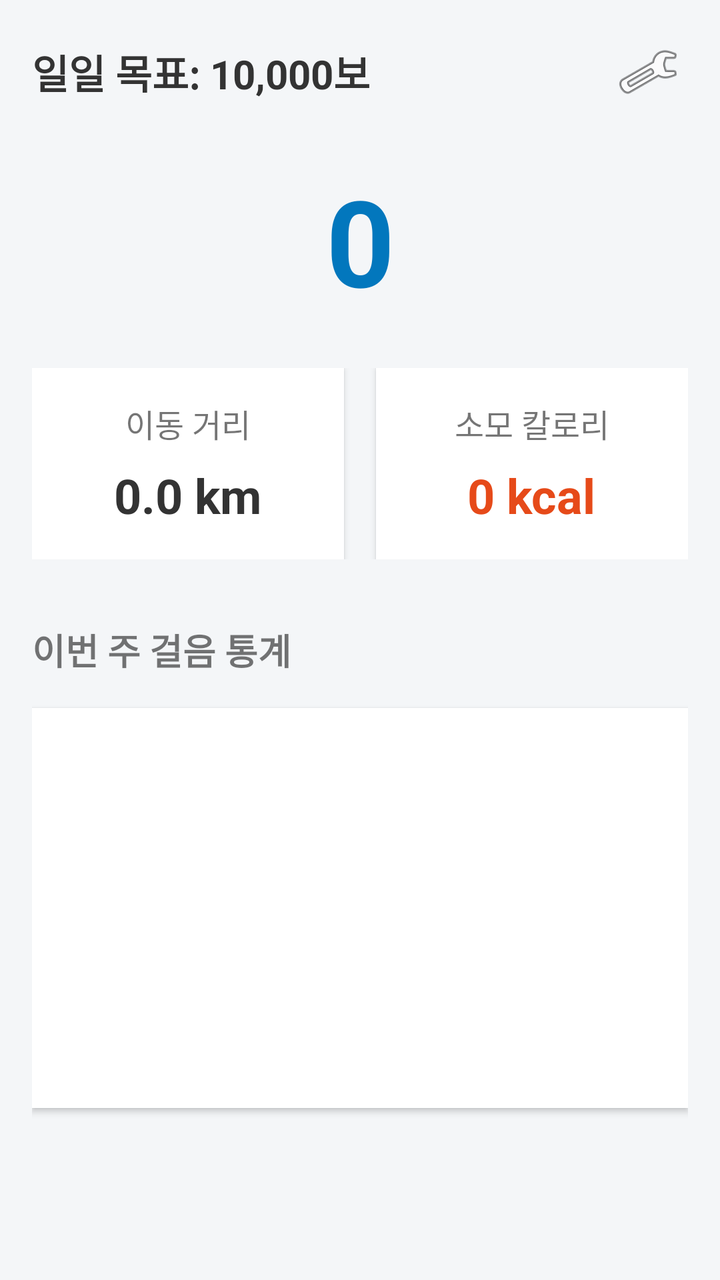
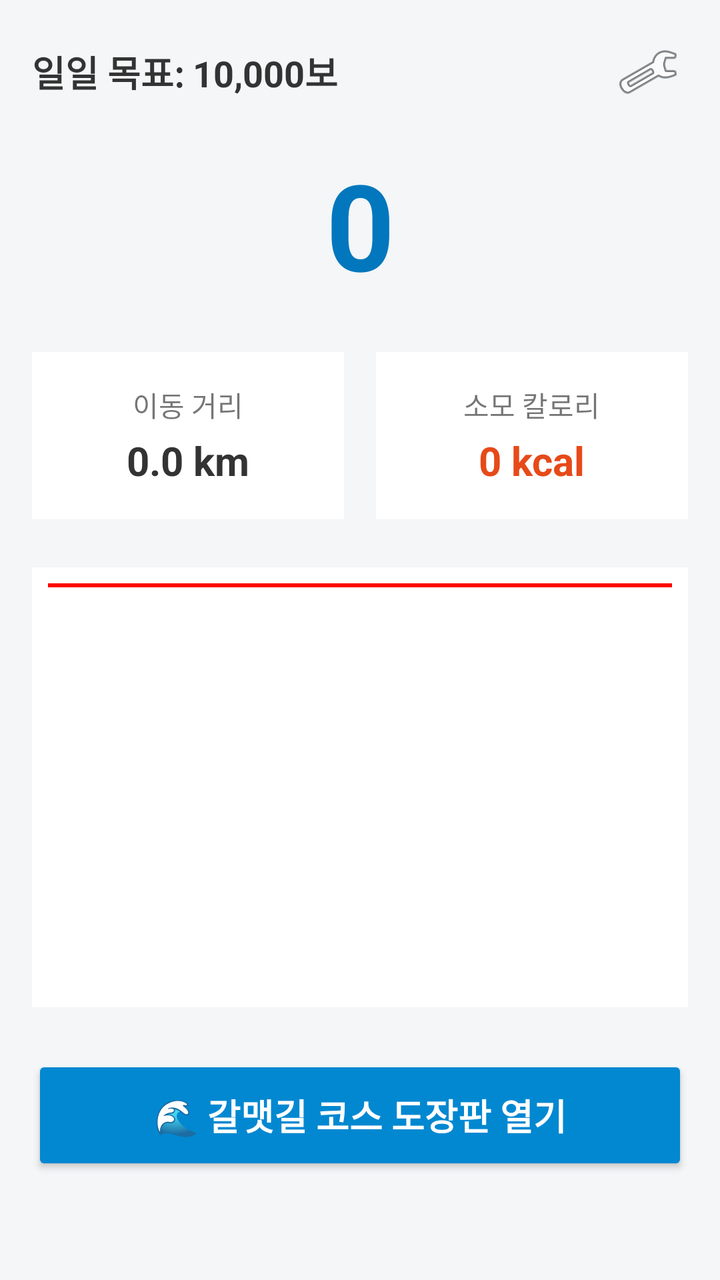

Two renders of the same Android screen: before a commit and after it. Below are the layout's source before the change and the commit's diff.
<!-- AndroidManifest.xml: application theme Theme.AppCompat.Light.NoActionBar -->
<!-- res/layout/activity_main.xml -->
<?xml version="1.0" encoding="utf-8"?>
<LinearLayout xmlns:android="http://schemas.android.com/apk/res/android"
    android:layout_width="match_parent"
    android:layout_height="match_parent"
    android:orientation="vertical"
    android:background="#F4F6F8"
    android:padding="16dp">

    
    <LinearLayout
        android:layout_width="match_parent"
        android:layout_height="wrap_content"
        android:orientation="horizontal"
        android:gravity="center_vertical"
        android:layout_marginBottom="24dp">
        <TextView
            android:id="@+id/tvDailyGoal"
            android:layout_width="0dp"
            android:layout_height="wrap_content"
            android:layout_weight="1"
            android:text="일일 목표: 10,000보"
            android:textSize="20sp"
            android:textStyle="bold"
            android:textColor="#333333"/>
        <ImageButton
            android:id="@+id/btnSetGoal"
            android:layout_width="40dp"
            android:layout_height="40dp"
            android:background="?attr/selectableItemBackgroundBorderless"
            android:src="@android:drawable/ic_menu_manage"
            android:contentDescription="목표 설정" />
    </LinearLayout>

    
    <TextView
        android:id="@+id/tvStepCount"
        android:layout_width="match_parent"
        android:layout_height="wrap_content"
        android:text="0"
        android:textSize="60sp"
        android:textStyle="bold"
        android:textColor="#0277BD"
        android:gravity="center"
        android:layout_marginBottom="24dp"/>

    
    <LinearLayout
        android:layout_width="match_parent"
        android:layout_height="wrap_content"
        android:orientation="horizontal"
        android:weightSum="2"
        android:layout_marginBottom="32dp">
        
        <LinearLayout
            android:layout_width="0dp"
            android:layout_height="wrap_content"
            android:layout_weight="1"
            android:orientation="vertical"
            android:gravity="center"
            android:background="@android:color/white"
            android:padding="16dp"
            android:layout_marginEnd="8dp"
            android:elevation="2dp">
            <TextView android:layout_width="wrap_content" android:layout_height="wrap_content" android:text="이동 거리" android:textSize="16sp"/>
            <TextView android:id="@+id/tvDistance" android:layout_width="wrap_content" android:layout_height="wrap_content" android:text="0.0 km" android:textSize="24sp" android:textStyle="bold" android:textColor="#333333" android:layout_marginTop="8dp"/>
        </LinearLayout>

        <LinearLayout
            android:layout_width="0dp"
            android:layout_height="wrap_content"
            android:layout_weight="1"
            android:orientation="vertical"
            android:gravity="center"
            android:background="@android:color/white"
            android:padding="16dp"
            android:layout_marginStart="8dp"
            android:elevation="2dp">
            <TextView android:layout_width="wrap_content" android:layout_height="wrap_content" android:text="소모 칼로리" android:textSize="16sp"/>
            <TextView android:id="@+id/tvCalories" android:layout_width="wrap_content" android:layout_height="wrap_content" android:text="0 kcal" android:textSize="24sp" android:textStyle="bold" android:textColor="#E64A19" android:layout_marginTop="8dp"/>
        </LinearLayout>
    </LinearLayout>

    <TextView
        android:layout_width="match_parent"
        android:layout_height="wrap_content"
        android:text="이번 주 걸음 통계"
        android:textSize="18sp"
        android:textStyle="bold"
        android:layout_marginBottom="16dp"/>

    
    <LinearLayout
        android:id="@+id/chartContainer"
        android:layout_width="match_parent"
        android:layout_height="200dp"
        android:orientation="horizontal"
        android:weightSum="7"
        android:background="@android:color/white"
        android:padding="16dp"
        android:elevation="2dp">
        
    </LinearLayout>
</LinearLayout>
<!-- resources referenced by this layout -->
<resources>

</resources>

<!-- the commit's change to res/layout/activity_main.xml (unified diff, before → after) -->
@@ -11,15 +11,14 @@
         android:layout_width="match_parent"
         android:layout_height="wrap_content"
         android:orientation="horizontal"
-        android:gravity="center_vertical"
-        android:layout_marginBottom="24dp">
+        android:gravity="center_vertical">
         <TextView
             android:id="@+id/tvDailyGoal"
             android:layout_width="0dp"
             android:layout_height="wrap_content"
             android:layout_weight="1"
             android:text="일일 목표: 10,000보"
-            android:textSize="20sp"
+            android:textSize="18sp"
             android:textStyle="bold"
             android:textColor="#333333"/>
         <ImageButton
@@ -27,11 +26,9 @@
             android:layout_width="40dp"
             android:layout_height="40dp"
             android:background="?attr/selectableItemBackgroundBorderless"
-            android:src="@android:drawable/ic_menu_manage"
-            android:contentDescription="목표 설정" />
+            android:src="@android:drawable/ic_menu_manage" />
     </LinearLayout>
 
-    
     <TextView
         android:id="@+id/tvStepCount"
         android:layout_width="match_parent"
@@ -41,6 +38,7 @@
         android:textStyle="bold"
         android:textColor="#0277BD"
         android:gravity="center"
+        android:layout_marginTop="16dp"
         android:layout_marginBottom="24dp"/>
 
     
@@ -49,8 +47,7 @@
         android:layout_height="wrap_content"
         android:orientation="horizontal"
         android:weightSum="2"
-        android:layout_marginBottom="32dp">
-        
+        android:layout_marginBottom="24dp">
         <LinearLayout
             android:layout_width="0dp"
             android:layout_height="wrap_content"
@@ -59,12 +56,10 @@
             android:gravity="center"
             android:background="@android:color/white"
             android:padding="16dp"
-            android:layout_marginEnd="8dp"
-            android:elevation="2dp">
-            <TextView android:layout_width="wrap_content" android:layout_height="wrap_content" android:text="이동 거리" android:textSize="16sp"/>
-            <TextView android:id="@+id/tvDistance" android:layout_width="wrap_content" android:layout_height="wrap_content" android:text="0.0 km" android:textSize="24sp" android:textStyle="bold" android:textColor="#333333" android:layout_marginTop="8dp"/>
+            android:layout_marginEnd="8dp">
+            <TextView android:layout_width="wrap_content" android:layout_height="wrap_content" android:text="이동 거리" />
+            <TextView android:id="@+id/tvDistance" android:layout_width="wrap_content" android:layout_height="wrap_content" android:text="0.0 km" android:textSize="20sp" android:textStyle="bold" android:textColor="#333" android:layout_marginTop="4dp"/>
         </LinearLayout>
-
         <LinearLayout
             android:layout_width="0dp"
             android:layout_height="wrap_content"
@@ -73,31 +68,44 @@
             android:gravity="center"
             android:background="@android:color/white"
             android:padding="16dp"
-            android:layout_marginStart="8dp"
-            android:elevation="2dp">
-            <TextView android:layout_width="wrap_content" android:layout_height="wrap_content" android:text="소모 칼로리" android:textSize="16sp"/>
-            <TextView android:id="@+id/tvCalories" android:layout_width="wrap_content" android:layout_height="wrap_content" android:text="0 kcal" android:textSize="24sp" android:textStyle="bold" android:textColor="#E64A19" android:layout_marginTop="8dp"/>
+            android:layout_marginStart="8dp">
+            <TextView android:layout_width="wrap_content" android:layout_height="wrap_content" android:text="소모 칼로리" />
+            <TextView android:id="@+id/tvCalories" android:layout_width="wrap_content" android:layout_height="wrap_content" android:text="0 kcal" android:textSize="20sp" android:textStyle="bold" android:textColor="#E64A19" android:layout_marginTop="4dp"/>
         </LinearLayout>
     </LinearLayout>
 
-    <TextView
+    
+    <FrameLayout
         android:layout_width="match_parent"
-        android:layout_height="wrap_content"
-        android:text="이번 주 걸음 통계"
+        android:layout_height="220dp"
+        android:background="@android:color/white"
+        android:padding="8dp"
+        android:layout_marginBottom="24dp">
+        
+        <LinearLayout
+            android:id="@+id/chartContainer"
+            android:layout_width="match_parent"
+            android:layout_height="match_parent"
+            android:orientation="horizontal"
+            android:weightSum="7"/>
+
+        
+        <View
+            android:id="@+id/goalLine"
+            android:layout_width="match_parent"
+            android:layout_height="2dp"
+            android:background="#FF0000" />
+    </FrameLayout>
+
+    
+    <Button
+        android:id="@+id/btnOpenGalmaetgil"
+        android:layout_width="match_parent"
+        android:layout_height="60dp"
+        android:text="🌊 갈맷길 코스 도장판 열기"
         android:textSize="18sp"
         android:textStyle="bold"
-        android:layout_marginBottom="16dp"/>
+        android:backgroundTint="#0288D1"
+        android:textColor="#FFFFFF" />
 
-    
-    <LinearLayout
-        android:id="@+id/chartContainer"
-        android:layout_width="match_parent"
-        android:layout_height="200dp"
-        android:orientation="horizontal"
-        android:weightSum="7"
-        android:background="@android:color/white"
-        android:padding="16dp"
-        android:elevation="2dp">
-        
-    </LinearLayout>
 </LinearLayout>
